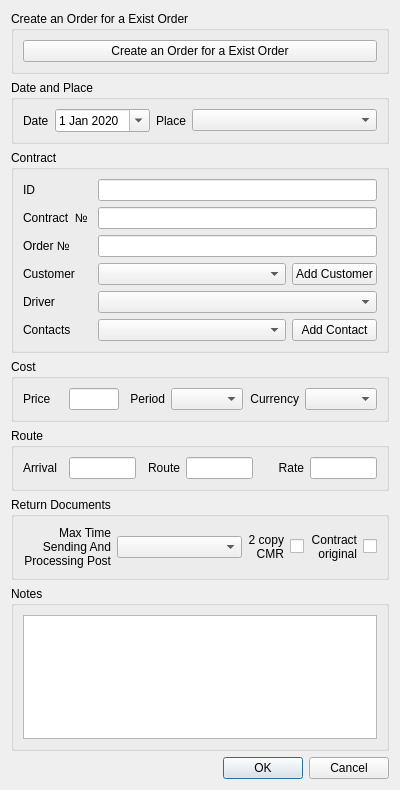
Sakton/CONVEYANCE_Q, file CONVEYANCE_Q/Modules/Orders/theorderform.ui: the form before one commit.
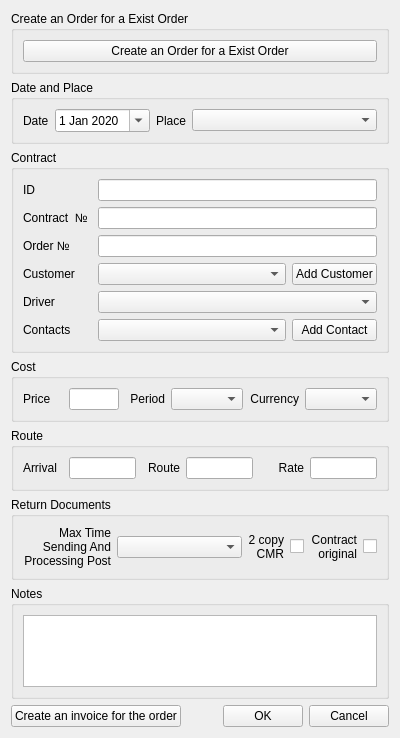
The form after the commit.

Patch:
```diff
--- a/CONVEYANCE_Q/Modules/Orders/theorderform.ui
+++ b/CONVEYANCE_Q/Modules/Orders/theorderform.ui
@@ -7,7 +7,7 @@
     <x>0</x>
     <y>0</y>
     <width>400</width>
-    <height>790</height>
+    <height>738</height>
    </rect>
   </property>
   <property name="sizePolicy">
@@ -612,11 +612,42 @@
       </widget>
      </item>
      <item>
-      <widget class="QDialogButtonBox" name="buttonBox">
-       <property name="standardButtons">
-        <set>QDialogButtonBox::Cancel|QDialogButtonBox::Ok</set>
-       </property>
-      </widget>
+      <layout class="QHBoxLayout" name="horizontalLayout_7">
+       <item>
+        <widget class="QPushButton" name="pushButton_4">
+         <property name="text">
+          <string>Create an invoice for the order</string>
+         </property>
+        </widget>
+       </item>
+       <item>
+        <spacer name="horizontalSpacer">
+         <property name="orientation">
+          <enum>Qt::Horizontal</enum>
+         </property>
+         <property name="sizeHint" stdset="0">
+          <size>
+           <width>40</width>
+           <height>20</height>
+          </size>
+         </property>
+        </spacer>
+       </item>
+       <item>
+        <widget class="QPushButton" name="pushButton_5">
+         <property name="text">
+          <string>OK</string>
+         </property>
+        </widget>
+       </item>
+       <item>
+        <widget class="QPushButton" name="pushButton_6">
+         <property name="text">
+          <string>Cancel</string>
+         </property>
+        </widget>
+       </item>
+      </layout>
      </item>
     </layout>
    </item>
```
